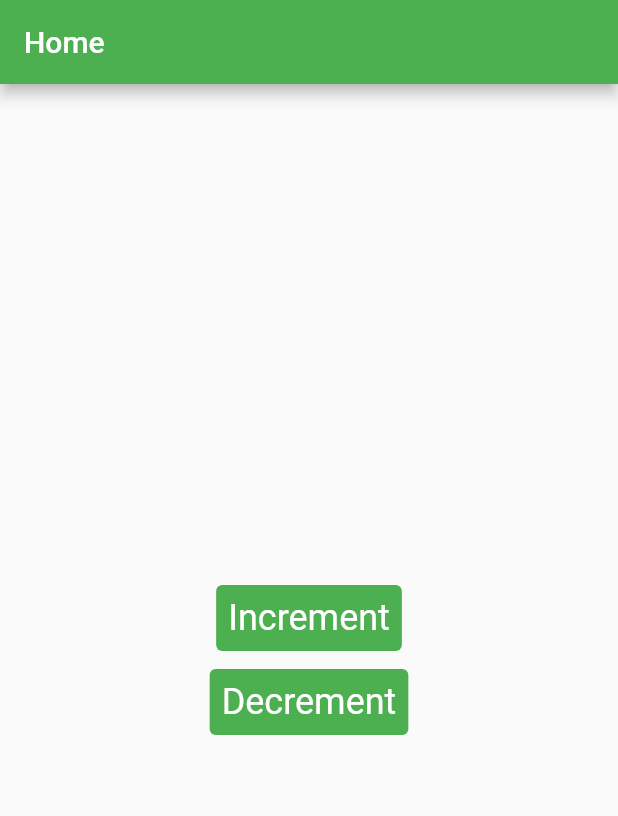
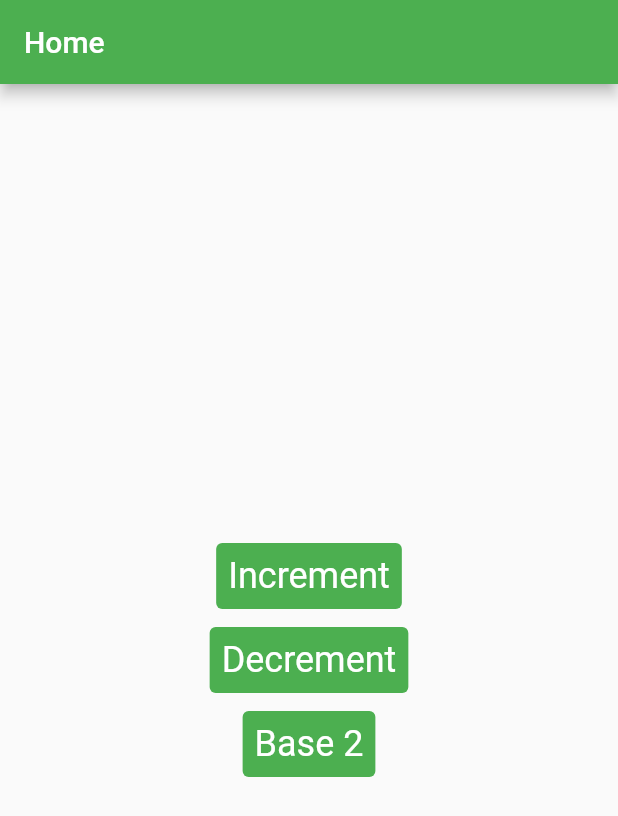
Before and after one commit to ChopinDavid/BisectDemo, a Flutter app: the screen it shows after launch, on a phone screen of 412 x 824 dp. Shown: the top 816 px of the screen. Run offline on Flutter 3.47's test engine with Material 2 defaults, Android fonts, the phone set to English and light mode, and no system bars.

Commit message:
Added Base2Page

```diff
--- /dev/null
+++ b/lib/extensions/math_extension.dart
@@ -0,0 +1,4 @@
+import 'dart:math';
+
+double logBase(num x, num base) => log(x) / log(base);
+double log2(num x) => logBase(x, 2);
--- a/lib/screens/home_page.dart
+++ b/lib/screens/home_page.dart
@@ -1,6 +1,8 @@
 import 'package:bisect_demo/screens/decrement_page.dart';
 import 'package:bisect_demo/screens/increment_page.dart';
 import 'package:flutter/material.dart';
+
+import 'base_2_page.dart';
 
 class HomePage extends StatelessWidget {
   const HomePage({Key? key}) : super(key: key);
@@ -49,6 +51,23 @@ class HomePage extends StatelessWidget {
                     ),
               ),
             ),
+            const SizedBox(
+              height: 8.0,
+            ),
+            TextButton(
+              onPressed: () {
+                Navigator.push(
+                  context,
+                  MaterialPageRoute(builder: (context) => const Base2Page()),
+                );
+              },
+              child: Text(
+                'Base 2',
+                style: Theme.of(context).textTheme.headlineSmall?.copyWith(
+                      color: Colors.white,
+                    ),
+              ),
+            ),
           ],
         ),
       ),
```
Also changed, not shown: lib/screens/base_2_page.dart (added, +100 -0 lines), 1 other file.
